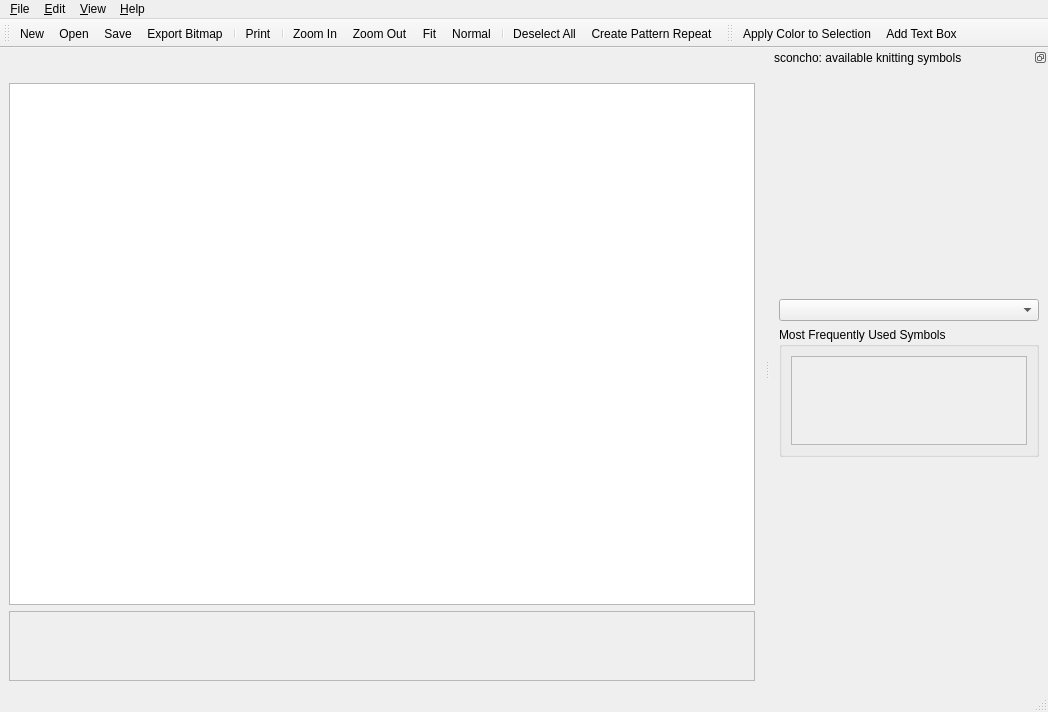
First picture: the form in sconcho/gui/ui/main_window.ui, repository haskelladdict/sconcho, before the edit.
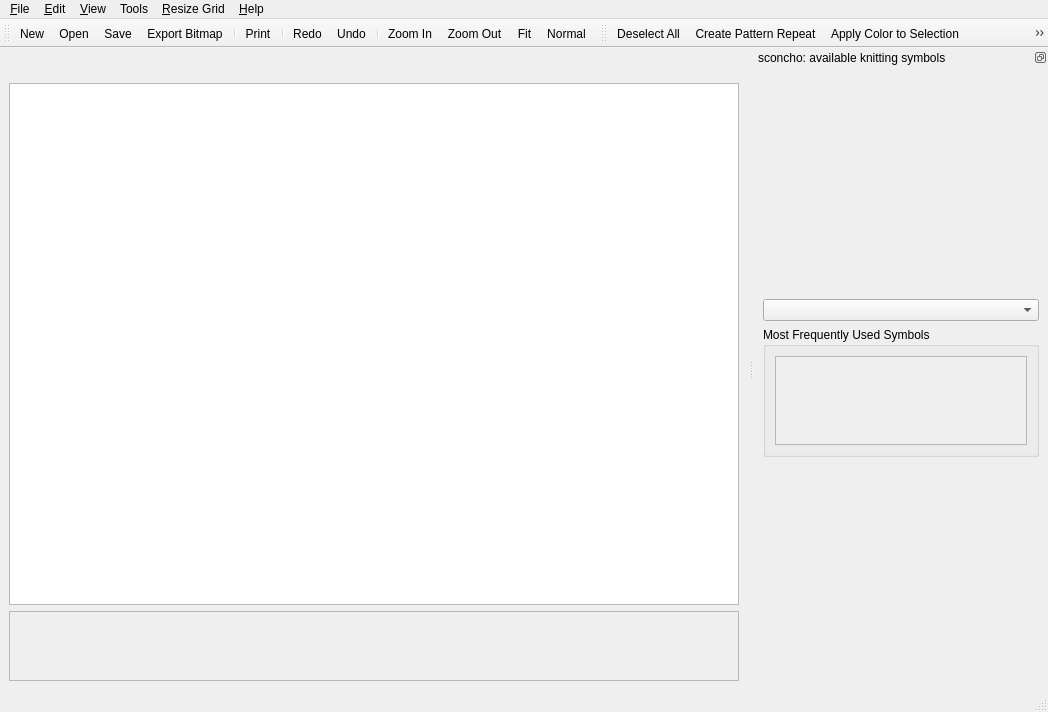
Second picture: the form after the edit. Icons and pictures are not drawn. Custom widgets are drawn as their Qt base class.

Diff of the .ui file:
```diff
--- a/sconcho/gui/ui/main_window.ui
+++ b/sconcho/gui/ui/main_window.ui
@@ -71,7 +71,7 @@
         <rect>
          <x>0</x>
          <y>0</y>
-         <width>742</width>
+         <width>726</width>
          <height>71</height>
         </rect>
        </property>
@@ -163,9 +163,30 @@
     <addaction name="separator"/>
     <addaction name="actionPrefs"/>
    </widget>
+   <widget class="QMenu" name="menu_Resize_Grid">
+    <property name="title">
+     <string>&amp;Resize Grid</string>
+    </property>
+    <addaction name="actionDelete_rows"/>
+    <addaction name="actionInsert_rows"/>
+    <addaction name="actionDelete_columns"/>
+    <addaction name="actionInsert_columns"/>
+   </widget>
+   <widget class="QMenu" name="menuTools">
+    <property name="title">
+     <string>Tools</string>
+    </property>
+    <addaction name="actionUnselect_All"/>
+    <addaction name="actionCreate_Pattern_Repeat"/>
+    <addaction name="actionApply_Color_to_Selection"/>
+    <addaction name="actionAdd_Text"/>
+    <addaction name="actionCreate_Row_Repeat"/>
+   </widget>
    <addaction name="menuFile"/>
    <addaction name="menuGrid"/>
    <addaction name="menuView"/>
+   <addaction name="menuTools"/>
+   <addaction name="menu_Resize_Grid"/>
    <addaction name="menuHelp"/>
   </widget>
   <widget class="QStatusBar" name="statusbar"/>
@@ -178,7 +199,7 @@
    </property>
    <property name="minimumSize">
     <size>
-     <width>278</width>
+     <width>294</width>
      <height>212</height>
     </size>
    </property>
@@ -238,7 +259,7 @@
               <rect>
                <x>0</x>
                <y>0</y>
-               <width>232</width>
+               <width>248</width>
                <height>86</height>
               </rect>
              </property>
@@ -294,13 +315,13 @@
    <addaction name="separator"/>
    <addaction name="actionPrint"/>
    <addaction name="separator"/>
+   <addaction name="action_Redo"/>
+   <addaction name="action_Undo"/>
+   <addaction name="separator"/>
    <addaction name="actionZoom_In"/>
    <addaction name="actionZoom_Out"/>
    <addaction name="actionFit"/>
    <addaction name="action_Normal"/>
-   <addaction name="separator"/>
-   <addaction name="actionUnselect_All"/>
-   <addaction name="actionCreate_Pattern_Repeat"/>
   </widget>
   <widget class="QToolBar" name="toolBar_2">
    <property name="windowTitle">
@@ -312,8 +333,15 @@
    <attribute name="toolBarBreak">
     <bool>false</bool>
    </attribute>
+   <addaction name="actionUnselect_All"/>
+   <addaction name="actionCreate_Pattern_Repeat"/>
    <addaction name="actionApply_Color_to_Selection"/>
    <addaction name="actionAdd_Text"/>
+   <addaction name="separator"/>
+   <addaction name="actionDelete_rows"/>
+   <addaction name="actionInsert_rows"/>
+   <addaction name="actionDelete_columns"/>
+   <addaction name="actionInsert_columns"/>
   </widget>
   <action name="actionAbout_sconcho">
    <property name="icon">
@@ -711,6 +739,51 @@
     <string>Add &amp;Text Box</string>
    </property>
   </action>
+  <action name="actionDelete_rows">
+   <property name="icon">
+    <iconset resource="../icons.qrc">
+     <normaloff>:/icons/delete_row.png</normaloff>:/icons/delete_row.png</iconset>
+   </property>
+   <property name="text">
+    <string>&amp;Delete Selected Rows</string>
+   </property>
+  </action>
+  <action name="actionInsert_rows">
+   <property name="icon">
+    <iconset resource="../icons.qrc">
+     <normaloff>:/icons/insert_row.png</normaloff>:/icons/insert_row.png</iconset>
+   </property>
+   <property name="text">
+    <string>Insert &amp;Rows</string>
+   </property>
+  </action>
+  <action name="actionDelete_columns">
+   <property name="icon">
+    <iconset resource="../icons.qrc">
+     <normaloff>:/icons/delete_column.png</normaloff>:/icons/delete_column.png</iconset>
+   </property>
+   <property name="text">
+    <string>Delete &amp;Selected Columns</string>
+   </property>
+  </action>
+  <action name="actionInsert_columns">
+   <property name="icon">
+    <iconset resource="../icons.qrc">
+     <normaloff>:/icons/insert_column.png</normaloff>:/icons/insert_column.png</iconset>
+   </property>
+   <property name="text">
+    <string>Insert &amp;Columns</string>
+   </property>
+  </action>
+  <action name="actionCreate_Row_Repeat">
+   <property name="icon">
+    <iconset resource="../icons.qrc">
+     <normaloff>:/icons/togglelegend.png</normaloff>:/icons/togglelegend.png</iconset>
+   </property>
+   <property name="text">
+    <string>Create &amp;Row Repeat</string>
+   </property>
+  </action>
  </widget>
  <customwidgets>
   <customwidget>
```
Left out of the diff: 18 changed lines with no effect on the pictures.
